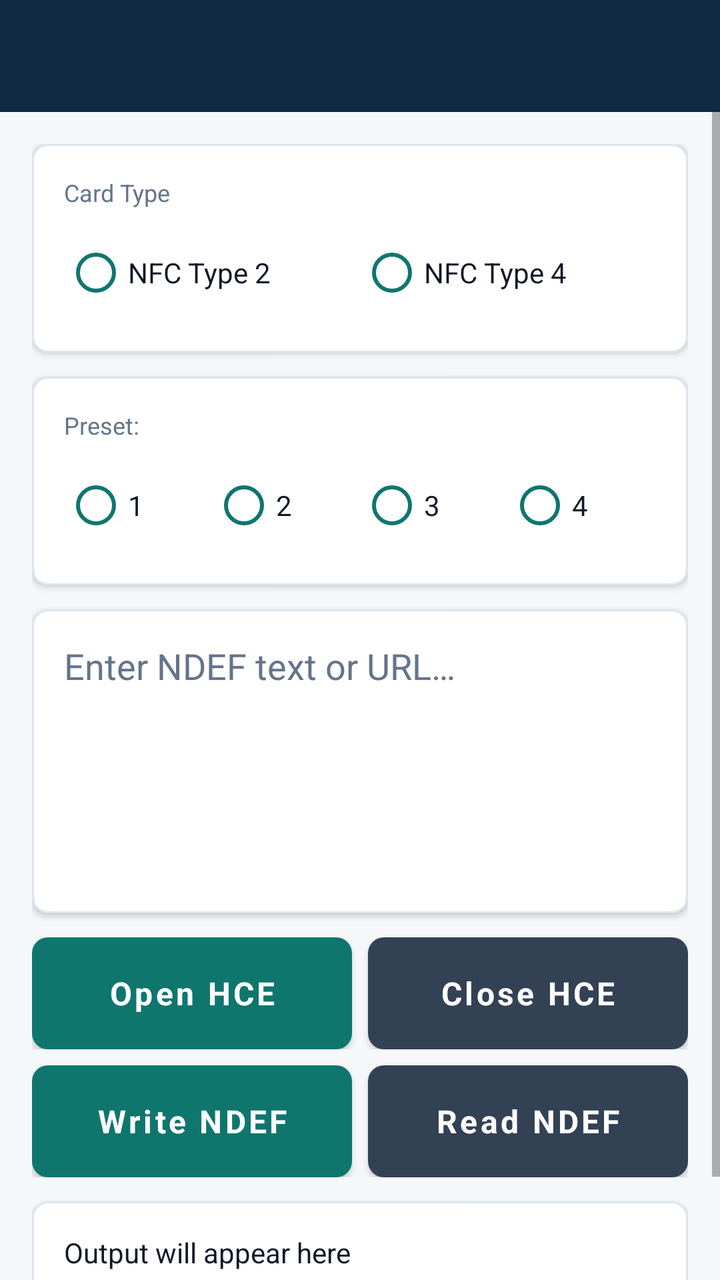
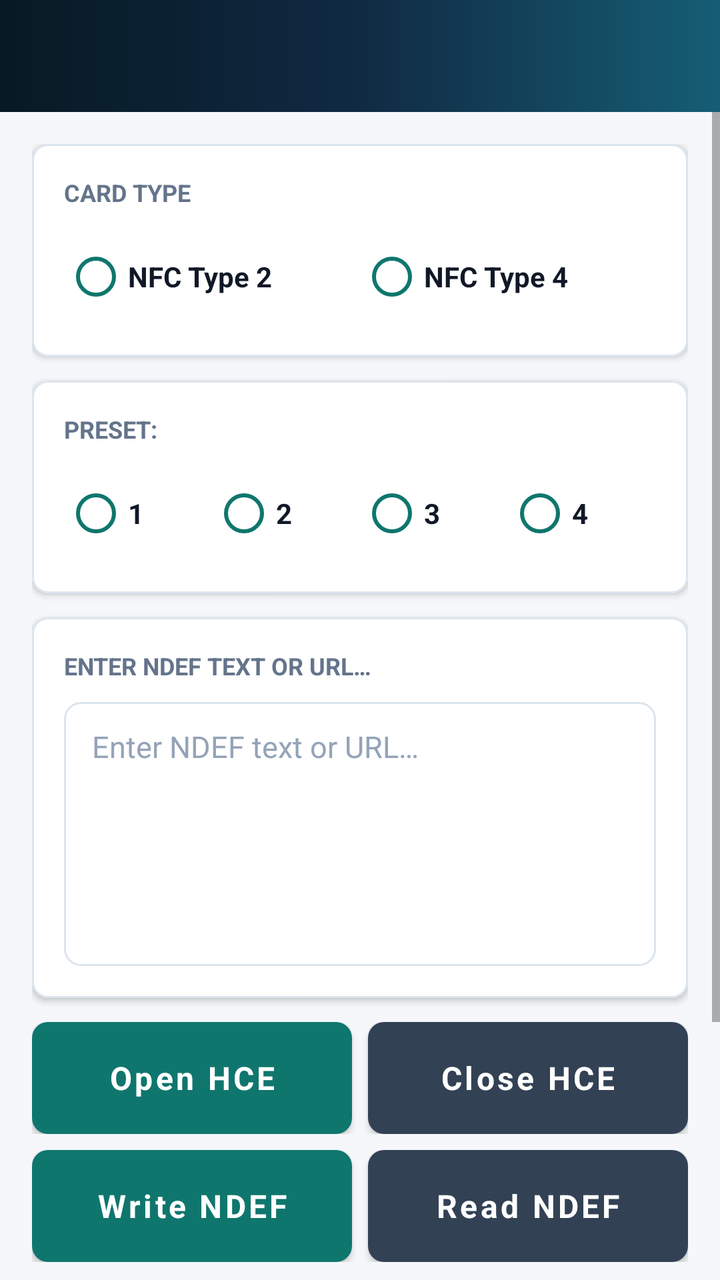

The first picture is an Android layout as it rendered before a commit; the second is the same layout after the commit. The layout source and the unified diff follow.
<!-- AndroidManifest.xml: application theme AppTheme -->
<!-- res/layout/activity_hce.xml -->
<?xml version="1.0" encoding="utf-8"?>
<LinearLayout xmlns:android="http://schemas.android.com/apk/res/android"
    xmlns:app="http://schemas.android.com/apk/res-auto"
    android:layout_width="match_parent"
    android:layout_height="match_parent"
    android:orientation="vertical"
    android:background="@color/background">

    <androidx.appcompat.widget.Toolbar
        android:id="@+id/toolbar"
        android:layout_width="match_parent"
        android:layout_height="?attr/actionBarSize"
        android:background="@color/primary"
        app:titleTextColor="@color/white" />

    <ScrollView
        android:layout_width="match_parent"
        android:layout_height="match_parent">

        <LinearLayout
            android:layout_width="match_parent"
            android:layout_height="wrap_content"
            android:orientation="vertical"
            android:padding="@dimen/screen_margin">

            
            <com.google.android.material.card.MaterialCardView
                style="@style/AppCard"
                android:layout_width="match_parent"
                android:layout_height="wrap_content"
                android:layout_marginBottom="12dp">
                <LinearLayout
                    android:layout_width="match_parent"
                    android:layout_height="wrap_content"
                    android:orientation="vertical"
                    android:padding="16dp">
                    <TextView android:layout_width="wrap_content" android:layout_height="wrap_content"
                        android:text="Card Type" android:textColor="@color/text_secondary"
                        android:textSize="12sp" android:layout_marginBottom="8dp" />
                    <RadioGroup android:id="@+id/rdg_nfc_type"
                        android:layout_width="match_parent" android:layout_height="wrap_content"
                        android:orientation="horizontal">
                        <RadioButton android:id="@+id/rdo_type2" android:text="@string/hce_type2"
                            android:textColor="@color/text_primary"
                            android:layout_width="0dp" android:layout_height="wrap_content"
                            android:layout_weight="1" android:buttonTint="@color/accent" />
                        <RadioButton android:id="@+id/rdo_type4" android:text="@string/hce_type4"
                            android:textColor="@color/text_primary"
                            android:layout_width="0dp" android:layout_height="wrap_content"
                            android:layout_weight="1" android:buttonTint="@color/accent" />
                    </RadioGroup>
                </LinearLayout>
            </com.google.android.material.card.MaterialCardView>

            
            <com.google.android.material.card.MaterialCardView
                style="@style/AppCard"
                android:layout_width="match_parent"
                android:layout_height="wrap_content"
                android:layout_marginBottom="12dp">
                <LinearLayout
                    android:layout_width="match_parent"
                    android:layout_height="wrap_content"
                    android:orientation="vertical"
                    android:padding="16dp">
                    <TextView android:layout_width="wrap_content" android:layout_height="wrap_content"
                        android:text="@string/hce_data_label" android:textColor="@color/text_secondary"
                        android:textSize="12sp" android:layout_marginBottom="8dp" />
                    <RadioGroup android:id="@+id/rdg_nfc_data"
                        android:layout_width="match_parent" android:layout_height="wrap_content"
                        android:orientation="horizontal">
                        <RadioButton android:id="@+id/rdo_data_1" android:text="1"
                            android:textColor="@color/text_primary"
                            android:layout_width="0dp" android:layout_height="wrap_content"
                            android:layout_weight="1" android:buttonTint="@color/accent" />
                        <RadioButton android:id="@+id/rdo_data_2" android:text="2"
                            android:textColor="@color/text_primary"
                            android:layout_width="0dp" android:layout_height="wrap_content"
                            android:layout_weight="1" android:buttonTint="@color/accent" />
                        <RadioButton android:id="@+id/rdo_data_3" android:text="3"
                            android:textColor="@color/text_primary"
                            android:layout_width="0dp" android:layout_height="wrap_content"
                            android:layout_weight="1" android:buttonTint="@color/accent" />
                        <RadioButton android:id="@+id/rdo_data_4" android:text="4"
                            android:textColor="@color/text_primary"
                            android:layout_width="0dp" android:layout_height="wrap_content"
                            android:layout_weight="1" android:buttonTint="@color/accent" />
                    </RadioGroup>
                </LinearLayout>
            </com.google.android.material.card.MaterialCardView>

            
            <com.google.android.material.card.MaterialCardView
                style="@style/AppCard"
                android:layout_width="match_parent"
                android:layout_height="wrap_content"
                android:layout_marginBottom="12dp">
                <LinearLayout
                    android:layout_width="match_parent"
                    android:layout_height="wrap_content"
                    android:orientation="vertical"
                    android:padding="16dp">
                    <EditText
                        android:id="@+id/edt_ndef_text"
                        android:layout_width="match_parent"
                        android:layout_height="120dp"
                        android:hint="@string/hce_ndef_hint"
                        android:textColor="@color/text_primary"
                        android:textColorHint="@color/text_secondary"
                        android:background="@null"
                        android:maxLength="1014"
                        android:gravity="top|start"
                        android:inputType="textMultiLine" />
                </LinearLayout>
            </com.google.android.material.card.MaterialCardView>

            
            <LinearLayout
                android:layout_width="match_parent"
                android:layout_height="wrap_content"
                android:orientation="horizontal"
                android:layout_marginBottom="8dp">
                <com.google.android.material.button.MaterialButton
                    android:id="@+id/btn_open_hce"
                    style="@style/AccentButton"
                    android:layout_width="0dp" android:layout_height="wrap_content"
                    android:layout_weight="1" android:layout_marginEnd="4dp"
                    android:text="@string/hce_open" />
                <com.google.android.material.button.MaterialButton
                    android:id="@+id/btn_close_hce"
                    style="@style/SecondaryButton"
                    android:layout_width="0dp" android:layout_height="wrap_content"
                    android:layout_weight="1" android:layout_marginStart="4dp"
                    android:text="@string/hce_close" />
            </LinearLayout>

            <LinearLayout
                android:layout_width="match_parent"
                android:layout_height="wrap_content"
                android:orientation="horizontal"
                android:layout_marginBottom="12dp">
                <com.google.android.material.button.MaterialButton
                    android:id="@+id/btn_write_ndef_data"
                    style="@style/AccentButton"
                    android:layout_width="0dp" android:layout_height="wrap_content"
                    android:layout_weight="1" android:layout_marginEnd="4dp"
                    android:text="@string/hce_write" />
                <com.google.android.material.button.MaterialButton
                    android:id="@+id/btn_read_ndef_data"
                    style="@style/SecondaryButton"
                    android:layout_width="0dp" android:layout_height="wrap_content"
                    android:layout_weight="1" android:layout_marginStart="4dp"
                    android:text="@string/hce_read" />
            </LinearLayout>

            
            <com.google.android.material.card.MaterialCardView
                style="@style/AppCard"
                android:layout_width="match_parent"
                android:layout_height="wrap_content">
                <TextView
                    android:id="@+id/tv_info"
                    android:layout_width="match_parent"
                    android:layout_height="wrap_content"
                    android:minHeight="80dp"
                    android:padding="16dp"
                    android:textColor="@color/text_primary"
                    android:textSize="14sp"
                    android:text="Output will appear here" />
            </com.google.android.material.card.MaterialCardView>

        </LinearLayout>
    </ScrollView>
</LinearLayout>
<!-- resources referenced by this layout -->
<resources>
  <color name="accent">#0F766E</color>
  <color name="background">#F5F7FA</color>
  <color name="primary">#102A43</color>
  <color name="text_primary">#111827</color>
  <color name="text_secondary">#64748B</color>
  <color name="white">#FFFFFF</color>
  <dimen name="screen_margin">16dp</dimen>
  <string name="hce_close">Close HCE</string>
  <string name="hce_data_label">Preset:</string>
  <string name="hce_ndef_hint">Enter NDEF text or URL\u2026</string>
  <string name="hce_open">Open HCE</string>
  <string name="hce_read">Read NDEF</string>
  <string name="hce_type2">NFC Type 2</string>
  <string name="hce_type4">NFC Type 4</string>
  <string name="hce_write">Write NDEF</string>
  <style name="AppCard" parent="Widget.MaterialComponents.CardView">
          <item name="cardCornerRadius">@dimen/card_corner_radius</item>
          <item name="cardElevation">@dimen/card_elevation</item>
          <item name="cardBackgroundColor">@color/card</item>
          <item name="strokeColor">@color/card_stroke</item>
          <item name="strokeWidth">1dp</item>
      </style>
  <style name="AppTheme" parent="Theme.MaterialComponents.Light.NoActionBar">
          <item name="colorPrimary">@color/primary</item>
          <item name="colorPrimaryDark">@color/primary_dark</item>
          <item name="colorAccent">@color/accent</item>
          <item name="android:windowBackground">@color/background</item>
          <item name="android:statusBarColor">@color/primary_dark</item>
          <item name="android:navigationBarColor">@color/primary_dark</item>
          <item name="android:fontFamily">sans-serif</item>
      </style>
  <dimen name="button_height">56dp</dimen>
  <color name="accent_dark">#0B5E59</color>
  <dimen name="card_corner_radius">8dp</dimen>
  <dimen name="card_elevation">2dp</dimen>
  <color name="card">#FFFFFF</color>
  <color name="card_stroke">#DCE5EE</color>
  <color name="btn_secondary">#334155</color>
  <color name="primary_dark">#071923</color>
  <!-- unchanged entries left out for length: 2 -->
</resources>

<!-- the commit's change to res/layout/activity_hce.xml (unified diff, before → after) -->
@@ -3,19 +3,20 @@
     xmlns:app="http://schemas.android.com/apk/res-auto"
     android:layout_width="match_parent"
     android:layout_height="match_parent"
-    android:orientation="vertical"
-    android:background="@color/background">
+    android:background="@color/background"
+    android:orientation="vertical">
 
     <androidx.appcompat.widget.Toolbar
         android:id="@+id/toolbar"
+        style="@style/AppToolbar"
         android:layout_width="match_parent"
         android:layout_height="?attr/actionBarSize"
-        android:background="@color/primary"
         app:titleTextColor="@color/white" />
 
     <ScrollView
         android:layout_width="match_parent"
-        android:layout_height="match_parent">
+        android:layout_height="match_parent"
+        android:fillViewport="true">
 
         <LinearLayout
             android:layout_width="match_parent"
@@ -23,152 +24,233 @@
             android:orientation="vertical"
             android:padding="@dimen/screen_margin">
 
-            
             <com.google.android.material.card.MaterialCardView
                 style="@style/AppCard"
                 android:layout_width="match_parent"
                 android:layout_height="wrap_content"
                 android:layout_marginBottom="12dp">
-                <LinearLayout
-                    android:layout_width="match_parent"
-                    android:layout_height="wrap_content"
-                    android:orientation="vertical"
-                    android:padding="16dp">
-                    <TextView android:layout_width="wrap_content" android:layout_height="wrap_content"
-                        android:text="Card Type" android:textColor="@color/text_secondary"
-                        android:textSize="12sp" android:layout_marginBottom="8dp" />
-                    <RadioGroup android:id="@+id/rdg_nfc_type"
-                        android:layout_width="match_parent" android:layout_height="wrap_content"
+
+                <LinearLayout
+                    android:layout_width="match_parent"
+                    android:layout_height="wrap_content"
+                    android:orientation="vertical"
+                    android:padding="16dp">
+
+                    <TextView
+                        style="@style/TextSectionLabel"
+                        android:layout_width="wrap_content"
+                        android:layout_height="wrap_content"
+                        android:text="@string/hce_card_type_label" />
+
+                    <RadioGroup
+                        android:id="@+id/rdg_nfc_type"
+                        android:layout_width="match_parent"
+                        android:layout_height="wrap_content"
+                        android:layout_marginTop="10dp"
                         android:orientation="horizontal">
-                        <RadioButton android:id="@+id/rdo_type2" android:text="@string/hce_type2"
-                            android:textColor="@color/text_primary"
-                            android:layout_width="0dp" android:layout_height="wrap_content"
-                            android:layout_weight="1" android:buttonTint="@color/accent" />
-                        <RadioButton android:id="@+id/rdo_type4" android:text="@string/hce_type4"
-                            android:textColor="@color/text_primary"
-                            android:layout_width="0dp" android:layout_height="wrap_content"
-                            android:layout_weight="1" android:buttonTint="@color/accent" />
+
+                        <RadioButton
+                            android:id="@+id/rdo_type2"
+                            android:layout_width="0dp"
+                            android:layout_height="wrap_content"
+                            android:layout_weight="1"
+                            android:buttonTint="@color/accent"
+                            android:text="@string/hce_type2"
+                            android:textColor="@color/text_primary"
+                            android:textStyle="bold" />
+
+                        <RadioButton
+                            android:id="@+id/rdo_type4"
+                            android:layout_width="0dp"
+                            android:layout_height="wrap_content"
+                            android:layout_weight="1"
+                            android:buttonTint="@color/accent"
+                            android:text="@string/hce_type4"
+                            android:textColor="@color/text_primary"
+                            android:textStyle="bold" />
                     </RadioGroup>
                 </LinearLayout>
             </com.google.android.material.card.MaterialCardView>
 
-            
             <com.google.android.material.card.MaterialCardView
                 style="@style/AppCard"
                 android:layout_width="match_parent"
                 android:layout_height="wrap_content"
                 android:layout_marginBottom="12dp">
-                <LinearLayout
-                    android:layout_width="match_parent"
-                    android:layout_height="wrap_content"
-                    android:orientation="vertical"
-                    android:padding="16dp">
-                    <TextView android:layout_width="wrap_content" android:layout_height="wrap_content"
-                        android:text="@string/hce_data_label" android:textColor="@color/text_secondary"
-                        android:textSize="12sp" android:layout_marginBottom="8dp" />
-                    <RadioGroup android:id="@+id/rdg_nfc_data"
-                        android:layout_width="match_parent" android:layout_height="wrap_content"
+
+                <LinearLayout
+                    android:layout_width="match_parent"
+                    android:layout_height="wrap_content"
+                    android:orientation="vertical"
+                    android:padding="16dp">
+
+                    <TextView
+                        style="@style/TextSectionLabel"
+                        android:layout_width="wrap_content"
+                        android:layout_height="wrap_content"
+                        android:text="@string/hce_data_label" />
+
+                    <RadioGroup
+                        android:id="@+id/rdg_nfc_data"
+                        android:layout_width="match_parent"
+                        android:layout_height="wrap_content"
+                        android:layout_marginTop="10dp"
                         android:orientation="horizontal">
-                        <RadioButton android:id="@+id/rdo_data_1" android:text="1"
-                            android:textColor="@color/text_primary"
-                            android:layout_width="0dp" android:layout_height="wrap_content"
-                            android:layout_weight="1" android:buttonTint="@color/accent" />
-                        <RadioButton android:id="@+id/rdo_data_2" android:text="2"
-                            android:textColor="@color/text_primary"
-                            android:layout_width="0dp" android:layout_height="wrap_content"
-                            android:layout_weight="1" android:buttonTint="@color/accent" />
-                        <RadioButton android:id="@+id/rdo_data_3" android:text="3"
-                            android:textColor="@color/text_primary"
-                            android:layout_width="0dp" android:layout_height="wrap_content"
-                            android:layout_weight="1" android:buttonTint="@color/accent" />
-                        <RadioButton android:id="@+id/rdo_data_4" android:text="4"
-                            android:textColor="@color/text_primary"
-                            android:layout_width="0dp" android:layout_height="wrap_content"
-                            android:layout_weight="1" android:buttonTint="@color/accent" />
+
+                        <RadioButton
+                            android:id="@+id/rdo_data_1"
+                            android:layout_width="0dp"
+                            android:layout_height="wrap_content"
+                            android:layout_weight="1"
+                            android:buttonTint="@color/accent"
+                            android:text="1"
+                            android:textColor="@color/text_primary"
+                            android:textStyle="bold" />
+
+                        <RadioButton
+                            android:id="@+id/rdo_data_2"
+                            android:layout_width="0dp"
+                            android:layout_height="wrap_content"
+                            android:layout_weight="1"
+                            android:buttonTint="@color/accent"
+                            android:text="2"
+                            android:textColor="@color/text_primary"
+                            android:textStyle="bold" />
+
+                        <RadioButton
+                            android:id="@+id/rdo_data_3"
+                            android:layout_width="0dp"
+                            android:layout_height="wrap_content"
+                            android:layout_weight="1"
+                            android:buttonTint="@color/accent"
+                            android:text="3"
+                            android:textColor="@color/text_primary"
+                            android:textStyle="bold" />
+
+                        <RadioButton
+                            android:id="@+id/rdo_data_4"
+                            android:layout_width="0dp"
+                            android:layout_height="wrap_content"
+                            android:layout_weight="1"
+                            android:buttonTint="@color/accent"
+                            android:text="4"
+                            android:textColor="@color/text_primary"
+                            android:textStyle="bold" />
                     </RadioGroup>
                 </LinearLayout>
             </com.google.android.material.card.MaterialCardView>
 
-            
             <com.google.android.material.card.MaterialCardView
                 style="@style/AppCard"
                 android:layout_width="match_parent"
                 android:layout_height="wrap_content"
                 android:layout_marginBottom="12dp">
-                <LinearLayout
-                    android:layout_width="match_parent"
-                    android:layout_height="wrap_content"
-                    android:orientation="vertical"
-                    android:padding="16dp">
+
+                <LinearLayout
+                    android:layout_width="match_parent"
+                    android:layout_height="wrap_content"
+                    android:orientation="vertical"
+                    android:padding="16dp">
+
+                    <TextView
+                        style="@style/TextSectionLabel"
+                        android:layout_width="wrap_content"
+                        android:layout_height="wrap_content"
+                        android:text="@string/hce_ndef_hint" />
+
                     <EditText
                         android:id="@+id/edt_ndef_text"
-                        android:layout_width="match_parent"
-                        android:layout_height="120dp"
+                        style="@style/InputField"
+                        android:layout_width="match_parent"
+                        android:layout_height="132dp"
+                        android:layout_marginTop="10dp"
+                        android:gravity="top|start"
                         android:hint="@string/hce_ndef_hint"
-                        android:textColor="@color/text_primary"
-                        android:textColorHint="@color/text_secondary"
-                        android:background="@null"
-                        android:maxLength="1014"
-                        android:gravity="top|start"
-                        android:inputType="textMultiLine" />
-                </LinearLayout>
-            </com.google.android.material.card.MaterialCardView>
-
-            
+                        android:inputType="textMultiLine"
+                        android:maxLength="1014" />
+                </LinearLayout>
+            </com.google.android.material.card.MaterialCardView>
+
             <LinearLayout
                 android:layout_width="match_parent"
                 android:layout_height="wrap_content"
-                android:orientation="horizontal"
-                android:layout_marginBottom="8dp">
+                android:layout_marginBottom="8dp"
+                android:orientation="horizontal">
+
                 <com.google.android.material.button.MaterialButton
                     android:id="@+id/btn_open_hce"
                     style="@style/AccentButton"
-                    android:layout_width="0dp" android:layout_height="wrap_content"
-                    android:layout_weight="1" android:layout_marginEnd="4dp"
+                    android:layout_width="0dp"
+                    android:layout_height="@dimen/button_height"
+                    android:layout_marginEnd="4dp"
+                    android:layout_weight="1"
                     android:text="@string/hce_open" />
+
                 <com.google.android.material.button.MaterialButton
                     android:id="@+id/btn_close_hce"
                     style="@style/SecondaryButton"
-                    android:layout_width="0dp" android:layout_height="wrap_content"
-                    android:layout_weight="1" android:layout_marginStart="4dp"
+                    android:layout_width="0dp"
+                    android:layout_height="@dimen/button_height"
+                    android:layout_marginStart="4dp"
+                    android:layout_weight="1"
                     android:text="@string/hce_close" />
             </LinearLayout>
 
             <LinearLayout
                 android:layout_width="match_parent"
                 android:layout_height="wrap_content"
-                android:orientation="horizontal"
-                android:layout_marginBottom="12dp">
+                android:layout_marginBottom="12dp"
+                android:orientation="horizontal">
+
                 <com.google.android.material.button.MaterialButton
                     android:id="@+id/btn_write_ndef_data"
                     style="@style/AccentButton"
-                    android:layout_width="0dp" android:layout_height="wrap_content"
-                    android:layout_weight="1" android:layout_marginEnd="4dp"
+                    android:layout_width="0dp"
+                    android:layout_height="@dimen/button_height"
+                    android:layout_marginEnd="4dp"
+                    android:layout_weight="1"
                     android:text="@string/hce_write" />
+
                 <com.google.android.material.button.MaterialButton
                     android:id="@+id/btn_read_ndef_data"
                     style="@style/SecondaryButton"
-                    android:layout_width="0dp" android:layout_height="wrap_content"
-                    android:layout_weight="1" android:layout_marginStart="4dp"
+                    android:layout_width="0dp"
+                    android:layout_height="@dimen/button_height"
+                    android:layout_marginStart="4dp"
+                    android:layout_weight="1"
                     android:text="@string/hce_read" />
             </LinearLayout>
 
-            
             <com.google.android.material.card.MaterialCardView
                 style="@style/AppCard"
                 android:layout_width="match_parent"
                 android:layout_height="wrap_content">
-                <TextView
-                    android:id="@+id/tv_info"
-                    android:layout_width="match_parent"
-                    android:layout_height="wrap_content"
-                    android:minHeight="80dp"
-                    android:padding="16dp"
-                    android:textColor="@color/text_primary"
-                    android:textSize="14sp"
-                    android:text="Output will appear here" />
-            </com.google.android.material.card.MaterialCardView>
-
+
+                <LinearLayout
+                    android:layout_width="match_parent"
+                    android:layout_height="wrap_content"
+                    android:orientation="vertical"
+                    android:padding="16dp">
+
+                    <TextView
+                        style="@style/TextSectionLabel"
+                        android:layout_width="wrap_content"
+                        android:layout_height="wrap_content"
+                        android:text="@string/hce_output_label" />
+
+                    <TextView
+                        android:id="@+id/tv_info"
+                        android:layout_width="match_parent"
+                        android:layout_height="wrap_content"
+                        android:layout_marginTop="10dp"
+                        android:background="@drawable/bg_input_field"
+                        android:minHeight="88dp"
+                        android:padding="14dp"
+                        android:text="Output will appear here"
+                        android:textColor="@color/text_primary"
+                        android:textSize="14sp" />
+                </LinearLayout>
+            </com.google.android.material.card.MaterialCardView>
         </LinearLayout>
     </ScrollView>
 </LinearLayout>
<!-- resource entries referenced after the edit -->
@@ -3,14 +3,26 @@
   <color name="accent">#0F766E</color>
   <color name="background">#F5F7FA</color>
   <color name="primary">#102A43</color>
+  <color name="primary_variant">#155E75</color>
   <color name="text_primary">#111827</color>
   <color name="text_secondary">#64748B</color>
   <color name="white">#FFFFFF</color>
   <dimen name="screen_margin">16dp</dimen>
+  <!-- drawable bg_input_field (drawable) -->
+  <?xml version="1.0" encoding="utf-8"?>
+  <shape xmlns:android="http://schemas.android.com/apk/res/android">
+      <solid android:color="@color/surface" />
+      <stroke
+          android:width="1dp"
+          android:color="@color/card_stroke" />
+      <corners android:radius="@dimen/field_corner_radius" />
+  </shape>
+  <string name="hce_card_type_label">Card type</string>
   <string name="hce_close">Close HCE</string>
   <string name="hce_data_label">Preset:</string>
   <string name="hce_ndef_hint">Enter NDEF text or URL\u2026</string>
   <string name="hce_open">Open HCE</string>
+  <string name="hce_output_label">Output</string>
   <string name="hce_read">Read NDEF</string>
   <string name="hce_type2">NFC Type 2</string>
   <string name="hce_type4">NFC Type 4</string>
@@ -22,6 +34,26 @@
           <item name="strokeColor">@color/card_stroke</item>
           <item name="strokeWidth">1dp</item>
       </style>
+  <style name="AppToolbar">
+          <item name="android:background">@drawable/bg_toolbar</item>
+          <item name="android:elevation">0dp</item>
+      </style>
+  <style name="InputField">
+          <item name="android:background">@drawable/bg_input_field</item>
+          <item name="android:paddingStart">14dp</item>
+          <item name="android:paddingEnd">14dp</item>
+          <item name="android:paddingTop">12dp</item>
+          <item name="android:paddingBottom">12dp</item>
+          <item name="android:textColor">@color/text_primary</item>
+          <item name="android:textColorHint">@color/text_tertiary</item>
+          <item name="android:textSize">15sp</item>
+      </style>
+  <style name="TextSectionLabel">
+          <item name="android:textColor">@color/text_secondary</item>
+          <item name="android:textSize">12sp</item>
+          <item name="android:textStyle">bold</item>
+          <item name="android:textAllCaps">true</item>
+      </style>
   <style name="AppTheme" parent="Theme.MaterialComponents.Light.NoActionBar">
           <item name="colorPrimary">@color/primary</item>
           <item name="colorPrimaryDark">@color/primary_dark</item>
@@ -31,12 +63,24 @@
           <item name="android:navigationBarColor">@color/primary_dark</item>
           <item name="android:fontFamily">sans-serif</item>
       </style>
+  <color name="surface">#FFFFFF</color>
   <dimen name="button_height">56dp</dimen>
   <color name="accent_dark">#0B5E59</color>
   <dimen name="card_corner_radius">8dp</dimen>
   <dimen name="card_elevation">2dp</dimen>
   <color name="card">#FFFFFF</color>
+  <!-- drawable bg_toolbar (drawable) -->
+  <?xml version="1.0" encoding="utf-8"?>
+  <shape xmlns:android="http://schemas.android.com/apk/res/android">
+      <gradient
+          android:angle="0"
+          android:startColor="@color/primary_dark"
+          android:centerColor="@color/primary"
+          android:endColor="@color/primary_variant" />
+  </shape>
+  <color name="text_tertiary">#94A3B8</color>
   <color name="card_stroke">#DCE5EE</color>
+  <dimen name="field_corner_radius">8dp</dimen>
   <color name="btn_secondary">#334155</color>
   <color name="primary_dark">#071923</color>
   <!-- unchanged entries left out for length: 2 -->
